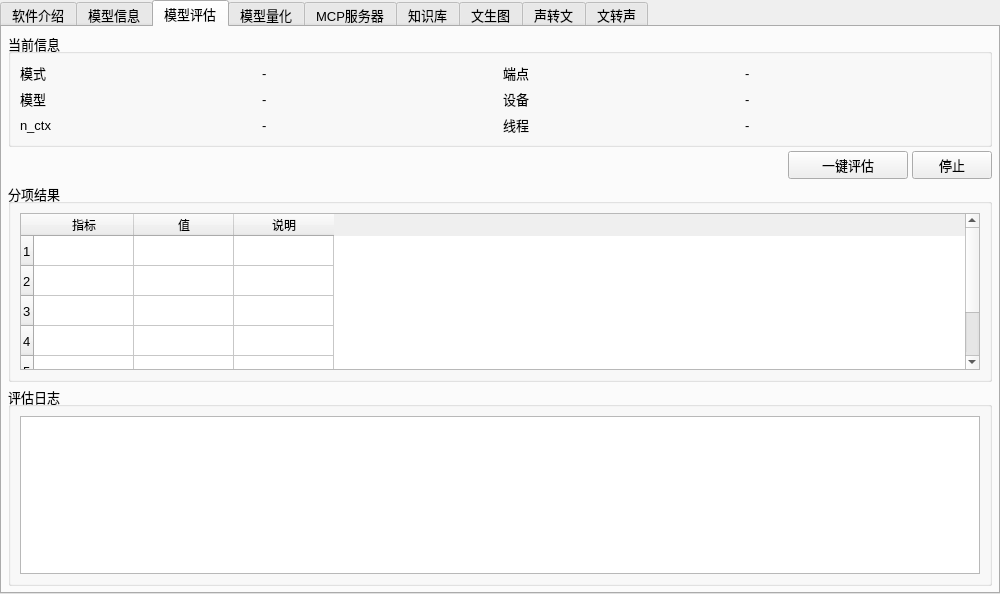
First picture: the form in src/expend/expend.ui, repository ylsdamxssjxxdd/eva, before the edit.
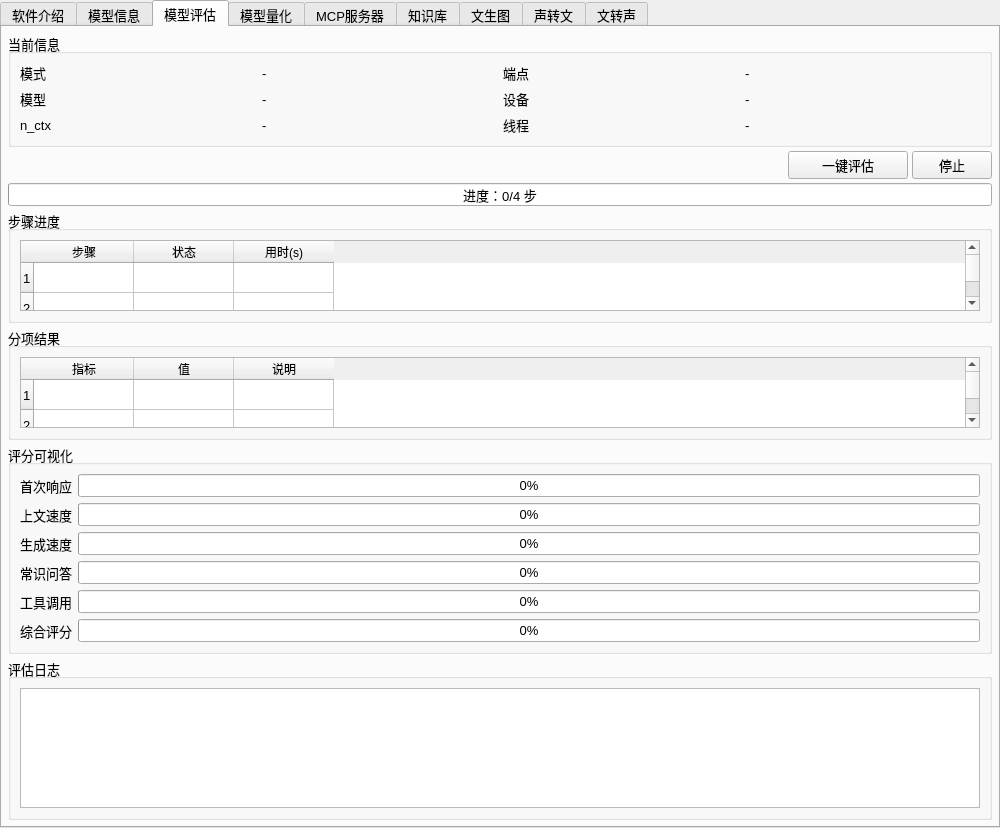
Second picture: the form after the edit. Custom widgets are drawn as their Qt base class.

```diff
--- a/src/expend/expend.ui
+++ b/src/expend/expend.ui
@@ -162,6 +162,30 @@
          <item><widget class="QPushButton" name="eval_stop_pushButton"><property name="minimumSize"><size><width>80</width><height>28</height></size></property><property name="text"><string>停止</string></property></widget></item>
         </layout>
        </item>
+       <item>
+        <widget class="QProgressBar" name="eval_progressBar">
+         <property name="minimum"><number>0</number></property>
+         <property name="maximum"><number>4</number></property>
+         <property name="value"><number>0</number></property>
+         <property name="format"><string>进度：%v/%m 步</string></property>
+        </widget>
+       </item>
+       <item>
+        <widget class="QGroupBox" name="eval_steps_groupBox">
+         <property name="title"><string>步骤进度</string></property>
+         <layout class="QVBoxLayout" name="verticalLayout_eval_steps">
+          <item>
+           <widget class="QTableWidget" name="eval_steps">
+            <property name="columnCount"><number>3</number></property>
+            <property name="rowCount"><number>4</number></property>
+            <column><property name="text"><string>步骤</string></property></column>
+            <column><property name="text"><string>状态</string></property></column>
+            <column><property name="text"><string>用时(s)</string></property></column>
+           </widget>
+          </item>
+         </layout>
+        </widget>
+       </item>
        <item>
         <widget class="QGroupBox" name="eval_result_groupBox">
          <property name="title"><string>分项结果</string></property>
@@ -175,6 +199,25 @@
             <column><property name="text"><string>说明</string></property></column>
            </widget>
           </item>
+         </layout>
+       </widget>
+       </item>
+       <item>
+        <widget class="QGroupBox" name="eval_score_groupBox">
+         <property name="title"><string>评分可视化</string></property>
+         <layout class="QGridLayout" name="gridLayout_eval_score">
+          <item row="0" column="0"><widget class="QLabel" name="lbl_ttfb"><property name="text"><string>首次响应</string></property></widget></item>
+          <item row="0" column="1"><widget class="QProgressBar" name="eval_bar_ttfb"><property name="minimum"><number>0</number></property><property name="maximum"><number>100</number></property><property name="value"><number>0</number></property></widget></item>
+          <item row="1" column="0"><widget class="QLabel" name="lbl_prompt"><property name="text"><string>上文速度</string></property></widget></item>
+          <item row="1" column="1"><widget class="QProgressBar" name="eval_bar_prompt"><property name="minimum"><number>0</number></property><property name="maximum"><number>100</number></property><property name="value"><number>0</number></property></widget></item>
+          <item row="2" column="0"><widget class="QLabel" name="lbl_gen"><property name="text"><string>生成速度</string></property></widget></item>
+          <item row="2" column="1"><widget class="QProgressBar" name="eval_bar_gen"><property name="minimum"><number>0</number></property><property name="maximum"><number>100</number></property><property name="value"><number>0</number></property></widget></item>
+          <item row="3" column="0"><widget class="QLabel" name="lbl_qa"><property name="text"><string>常识问答</string></property></widget></item>
+          <item row="3" column="1"><widget class="QProgressBar" name="eval_bar_qa"><property name="minimum"><number>0</number></property><property name="maximum"><number>100</number></property><property name="value"><number>0</number></property></widget></item>
+          <item row="4" column="0"><widget class="QLabel" name="lbl_tool"><property name="text"><string>工具调用</string></property></widget></item>
+          <item row="4" column="1"><widget class="QProgressBar" name="eval_bar_tool"><property name="minimum"><number>0</number></property><property name="maximum"><number>100</number></property><property name="value"><number>0</number></property></widget></item>
+          <item row="5" column="0"><widget class="QLabel" name="lbl_final"><property name="text"><string>综合评分</string></property></widget></item>
+          <item row="5" column="1"><widget class="QProgressBar" name="eval_bar_final"><property name="minimum"><number>0</number></property><property name="maximum"><number>100</number></property><property name="value"><number>0</number></property></widget></item>
          </layout>
         </widget>
        </item>
```
Left out of the diff: 2 changed lines with no effect on the pictures.
